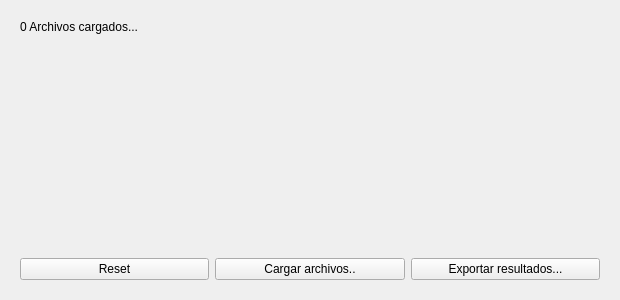
Above: resultsprocessui.ui from conejoo/Escenarios before the change. Below: the same form after it.
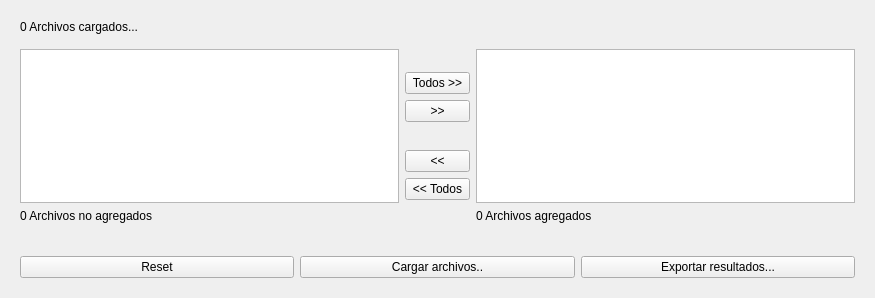
That is the form after the change.

```diff
--- a/resultsprocessui.ui
+++ b/resultsprocessui.ui
@@ -6,8 +6,8 @@
    <rect>
     <x>0</x>
     <y>0</y>
-    <width>620</width>
-    <height>300</height>
+    <width>875</width>
+    <height>298</height>
    </rect>
   </property>
   <property name="windowTitle">
@@ -19,6 +19,12 @@
      <layout class="QVBoxLayout" name="verticalLayout_2">
       <item>
        <widget class="QLabel" name="label_resume">
+        <property name="sizePolicy">
+         <sizepolicy hsizetype="Preferred" vsizetype="Fixed">
+          <horstretch>0</horstretch>
+          <verstretch>0</verstretch>
+         </sizepolicy>
+        </property>
         <property name="text">
          <string>0 Archivos cargados...</string>
         </property>
@@ -26,27 +32,200 @@
       </item>
       <item>
        <widget class="QWidget" name="widget_archivos" native="true">
-        <layout class="QVBoxLayout" name="verticalLayout_3"/>
+        <layout class="QHBoxLayout" name="horizontalLayout_2">
+         <property name="leftMargin">
+          <number>0</number>
+         </property>
+         <property name="topMargin">
+          <number>0</number>
+         </property>
+         <property name="rightMargin">
+          <number>0</number>
+         </property>
+         <property name="bottomMargin">
+          <number>0</number>
+         </property>
+         <item>
+          <widget class="QWidget" name="widget_4" native="true">
+           <layout class="QVBoxLayout" name="verticalLayout_4">
+            <property name="leftMargin">
+             <number>0</number>
+            </property>
+            <property name="rightMargin">
+             <number>0</number>
+            </property>
+            <item>
+             <widget class="QListWidget" name="listWidget_not_added">
+              <property name="alternatingRowColors">
+               <bool>true</bool>
+              </property>
+              <property name="selectionMode">
+               <enum>QAbstractItemView::MultiSelection</enum>
+              </property>
+             </widget>
+            </item>
+            <item>
+             <widget class="QLabel" name="label_not_added_files">
+              <property name="text">
+               <string>0 Archivos no agregados</string>
+              </property>
+             </widget>
+            </item>
+           </layout>
+          </widget>
+         </item>
+         <item>
+          <widget class="QWidget" name="widget_3" native="true">
+           <layout class="QVBoxLayout" name="verticalLayout_3">
+            <property name="leftMargin">
+             <number>0</number>
+            </property>
+            <property name="rightMargin">
+             <number>0</number>
+            </property>
+            <item>
+             <spacer name="verticalSpacer">
+              <property name="orientation">
+               <enum>Qt::Vertical</enum>
+              </property>
+              <property name="sizeHint" stdset="0">
+               <size>
+                <width>20</width>
+                <height>40</height>
+               </size>
+              </property>
+             </spacer>
+            </item>
+            <item>
+             <widget class="QPushButton" name="pushButton_add_all">
+              <property name="maximumSize">
+               <size>
+                <width>65</width>
+                <height>16777215</height>
+               </size>
+              </property>
+              <property name="text">
+               <string>Todos &gt;&gt;</string>
+              </property>
+             </widget>
+            </item>
+            <item>
+             <widget class="QPushButton" name="pushButton_add">
+              <property name="maximumSize">
+               <size>
+                <width>65</width>
+                <height>16777215</height>
+               </size>
+              </property>
+              <property name="text">
+               <string>&gt;&gt;</string>
+              </property>
+             </widget>
+            </item>
+            <item>
+             <spacer name="verticalSpacer_3">
+              <property name="orientation">
+               <enum>Qt::Vertical</enum>
+              </property>
+              <property name="sizeHint" stdset="0">
+               <size>
+                <width>20</width>
+                <height>40</height>
+               </size>
+              </property>
+             </spacer>
+            </item>
+            <item>
+             <widget class="QPushButton" name="pushButton_remove">
+              <property name="sizePolicy">
+               <sizepolicy hsizetype="Minimum" vsizetype="Fixed">
+                <horstretch>0</horstretch>
+                <verstretch>0</verstretch>
+               </sizepolicy>
+              </property>
+              <property name="maximumSize">
+               <size>
+                <width>65</width>
+                <height>16777215</height>
+               </size>
+              </property>
+              <property name="text">
+               <string>&lt;&lt;</string>
+              </property>
+             </widget>
+            </item>
+            <item>
+             <widget class="QPushButton" name="pushButton_remove_all">
+              <property name="maximumSize">
+               <size>
+                <width>65</width>
+                <height>16777215</height>
+               </size>
+              </property>
+              <property name="text">
+               <string>&lt;&lt; Todos</string>
+              </property>
+             </widget>
+            </item>
+            <item>
+             <spacer name="verticalSpacer_2">
+              <property name="orientation">
+               <enum>Qt::Vertical</enum>
+              </property>
+              <property name="sizeHint" stdset="0">
+               <size>
+                <width>20</width>
+                <height>40</height>
+               </size>
+              </property>
+             </spacer>
+            </item>
+           </layout>
+          </widget>
+         </item>
+         <item>
+          <widget class="QWidget" name="widget_5" native="true">
+           <layout class="QVBoxLayout" name="verticalLayout_5">
+            <property name="leftMargin">
+             <number>0</number>
+            </property>
+            <property name="rightMargin">
+             <number>0</number>
+            </property>
+            <item>
+             <widget class="QListWidget" name="listWidget_added">
+              <property name="alternatingRowColors">
+               <bool>true</bool>
+              </property>
+              <property name="selectionMode">
+               <enum>QAbstractItemView::MultiSelection</enum>
+              </property>
+             </widget>
+            </item>
+            <item>
+             <widget class="QLabel" name="label_added_files">
+              <property name="text">
+               <string>0 Archivos agregados</string>
+              </property>
+             </widget>
+            </item>
+           </layout>
+          </widget>
+         </item>
+        </layout>
        </widget>
       </item>
-      <item>
-       <spacer name="verticalSpacer">
-        <property name="orientation">
-         <enum>Qt::Vertical</enum>
-        </property>
-        <property name="sizeHint" stdset="0">
-         <size>
-          <width>20</width>
-          <height>190</height>
-         </size>
-        </property>
-       </spacer>
-      </item>
      </layout>
     </widget>
    </item>
    <item>
     <widget class="QWidget" name="widget" native="true">
+     <property name="sizePolicy">
+      <sizepolicy hsizetype="Preferred" vsizetype="Fixed">
+       <horstretch>0</horstretch>
+       <verstretch>0</verstretch>
+      </sizepolicy>
+     </property>
      <layout class="QHBoxLayout" name="horizontalLayout">
       <item>
        <widget class="QPushButton" name="pushButton_reset">
```
